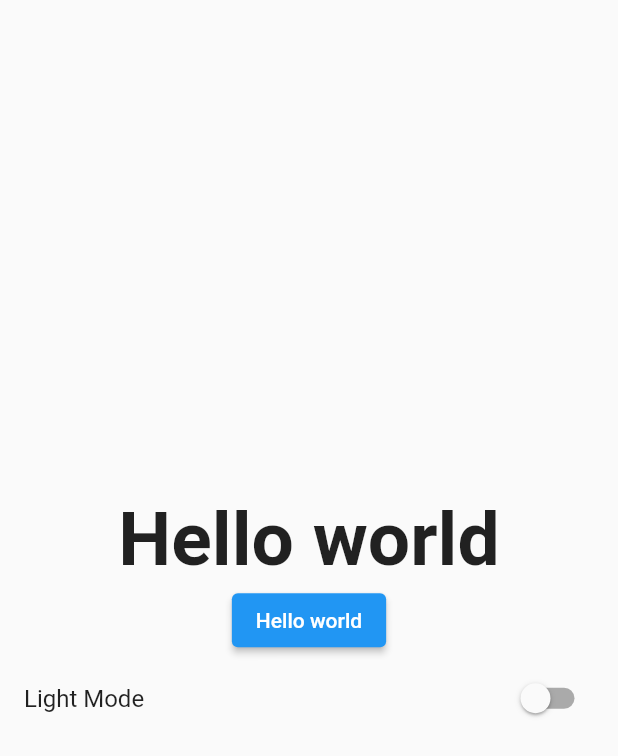
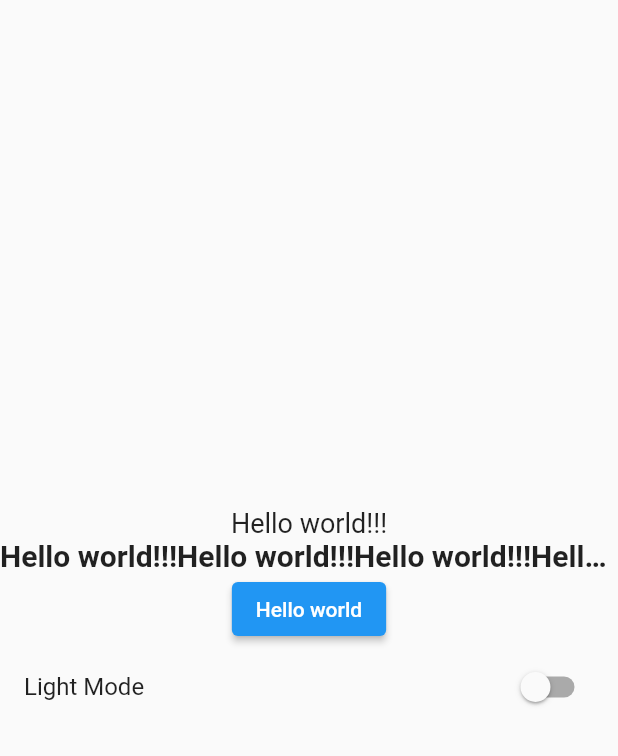
Before and after one commit to trinhvu1711/flutter_ecomerce_app, a Flutter app: the screen it shows after launch, on a phone screen of 412 x 824 dp. Shown: the top 756 px of the screen. Run offline on Flutter 3.47's test engine with Material 2 defaults, Android fonts, the phone set to English and light mode, and no system bars; our stand-ins replace shared_preferences.

Commit message:
add text custom widget

```diff
--- a/lib/screens/home_screen.dart
+++ b/lib/screens/home_screen.dart
@@ -1,6 +1,8 @@
 import 'package:flutter/material.dart';
 import 'package:flutter_ecomerce_app/const/app_color.dart';
 import 'package:flutter_ecomerce_app/providers/theme_provider.dart';
+import 'package:flutter_ecomerce_app/widgets/subtitle_text.dart';
+import 'package:flutter_ecomerce_app/widgets/title_text.dart';
 
 import 'package:provider/provider.dart';
 
@@ -17,14 +19,13 @@
           mainAxisAlignment: MainAxisAlignment.center,
           crossAxisAlignment: CrossAxisAlignment.center,
           children: [
-            const Text(
-              "Hello world",
-              style: TextStyle(
-                fontSize: 50,
-                fontWeight: FontWeight.bold,
-              ),
+            const SubtitleTextWidget(
+              label: "Hello world!!!",
             ),
-            ElevatedButton(onPressed: () {}, child: Text("Hello world")),
+            const TitleTextWidget(
+                label:
+                    "Hello world!!!Hello world!!!Hello world!!!Hello world!!!Hello world!!!Hello world!!!Hello world!!!"),
+            ElevatedButton(onPressed: () {}, child: const Text("Hello world")),
             SwitchListTile(
               title: Text(
                   themeProvider.getIsDarkTheme ? "Dark Mode" : "Light Mode"),
--- /dev/null
+++ b/lib/widgets/subtitle_text.dart
@@ -0,0 +1,32 @@
+import 'package:flutter/material.dart';
+
+class SubtitleTextWidget extends StatelessWidget {
+  const SubtitleTextWidget({
+    Key? key,
+    required this.label,
+    this.fontSize = 18,
+    this.fontWeight = FontWeight.normal,
+    this.color,
+    this.textDecoration = TextDecoration.none,
+    this.fontStyle = FontStyle.normal,
+  }) : super(key: key);
+
+  final String label;
+  final double fontSize;
+  final FontStyle fontStyle;
+  final FontWeight? fontWeight;
+  final Color? color;
+  final TextDecoration textDecoration;
+  @override
+  Widget build(BuildContext context) {
+    return Text(
+      label,
+      style: TextStyle(
+          fontSize: fontSize,
+          fontWeight: fontWeight,
+          decoration: textDecoration,
+          color: color,
+          fontStyle: fontStyle),
+    );
+  }
+}
--- /dev/null
+++ b/lib/widgets/title_text.dart
@@ -0,0 +1,29 @@
+import 'package:flutter/material.dart';
+
+class TitleTextWidget extends StatelessWidget {
+  const TitleTextWidget(
+      {Key? key,
+      required this.label,
+      this.fontSize = 20,
+      this.color,
+      this.maxLines})
+      : super(key: key);
+
+  final String label;
+  final double fontSize;
+  final Color? color;
+  final int? maxLines;
+  @override
+  Widget build(BuildContext context) {
+    return Text(
+      label,
+      maxLines: maxLines,
+      style: TextStyle(
+        fontSize: fontSize,
+        color: color,
+        fontWeight: FontWeight.bold,
+        overflow: TextOverflow.ellipsis,
+      ),
+    );
+  }
+}
```
